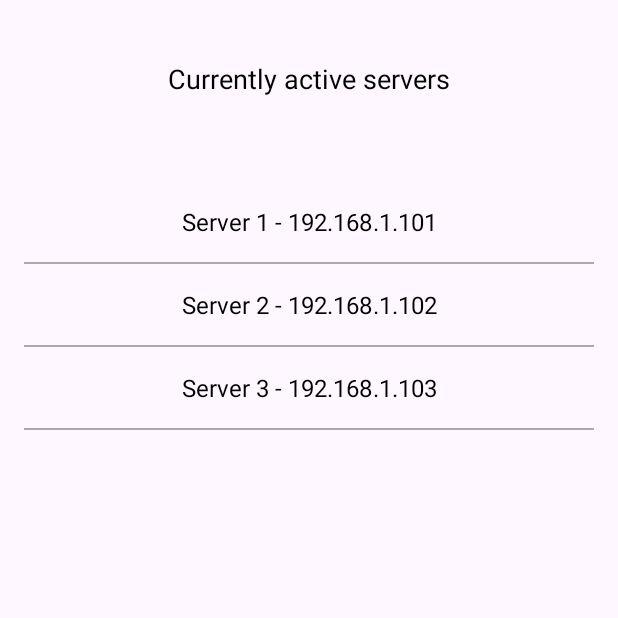
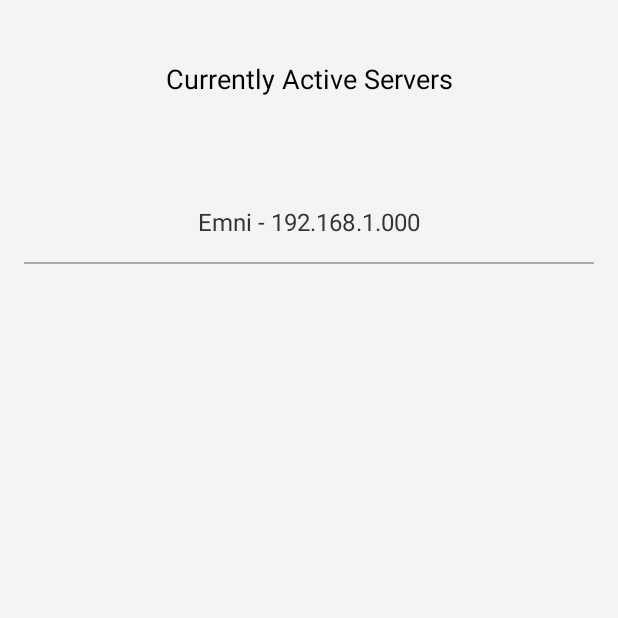
Before and after one commit to IsrakAhmed/LanCon, an Android app: the JoinServerActivity screen opened directly, with no data from a screen before it, on a phone screen of 412 x 824 dp, the top half of it. Run offline under Robolectric (Android 15) with nearby library versions, the phone set to English and light mode, and no system bars.

Commit message:
basic server discovery done - toasts are off

```diff
--- a/app/src/main/java/team/lancon/JoinServerActivity.java
+++ b/app/src/main/java/team/lancon/JoinServerActivity.java
@@ -2,6 +2,8 @@ package team.lancon;
 
 import androidx.appcompat.app.AlertDialog;
 import androidx.appcompat.app.AppCompatActivity;
+
+import android.content.Context;
 import android.content.DialogInterface;
 import android.os.Bundle;
 import android.view.View;
@@ -11,16 +13,31 @@ import android.widget.ListView;
 import android.widget.TextView;
 import android.widget.Toast;
 
+import java.io.IOException;
+import java.net.*;
+import java.util.List;
+import java.util.Map;
+import java.util.HashMap;
+import java.util.Objects;
+import java.util.Scanner;
+import java.util.concurrent.atomic.AtomicLong;
+
 import java.util.ArrayList;
+import android.os.AsyncTask;
 
 public class JoinServerActivity extends AppCompatActivity {
 
     private ListView serverListView;
-    private ArrayList<String> serverList;
+    private HashMap <String, String> serverList;
     private TextView headerTextView;
+    private static final int DISCOVERY_PORT = 8888; // The port for UDP broadcast
+    private static final int SERVER_PORT = 12345; // The port for TCP connection
+    private static String serverIp = null;
+    private static String serverName = null;
 
     @Override
     protected void onCreate(Bundle savedInstanceState) {
+
         super.onCreate(savedInstanceState);
         setContentView(R.layout.activity_joinserver);
 
@@ -28,15 +45,33 @@ public class JoinServerActivity extends AppCompatActivity {
 
         headerTextView = findViewById(R.id.headerTextView);
 
-        // Mock data for active servers
-        serverList = new ArrayList<>();
-        serverList.add("Server 1 - 192.168.1.101");
-        serverList.add("Server 2 - 192.168.1.102");
-        serverList.add("Server 3 - 192.168.1.103");
+        headerTextView.setText("Searching For Active Servers....");
 
-        ArrayAdapter<String> adapter = new ArrayAdapter<>(this, R.layout.server_list_item, serverList);
+        new DiscoverServersTask().execute();
 
-        serverListView.setAdapter(adapter);
+        // list of active servers
+        /*serverList = discoverServerIPs();
+
+        //serverList.put("192.168.1.000", "Emni");
+
+        // Create a list to hold the formatted server information
+        List<String> serverDisplayList = new ArrayList<>();
+
+        for (HashMap.Entry<String, String> entry : serverList.entrySet()) {
+            String displayText = entry.getValue() + " - " + entry.getKey();
+            serverDisplayList.add(displayText);
+        }
+
+
+        if (serverDisplayList.isEmpty()) {
+            headerTextView.setText("No Active Server Found");
+        }
+
+        else {
+            headerTextView.setText("Currently Active Servers");
+            ArrayAdapter<String> adapter = new ArrayAdapter<>(this, R.layout.server_list_item, serverDisplayList);
+            serverListView.setAdapter(adapter);
+        }
 
         serverListView.setOnItemClickListener(new AdapterView.OnItemClickListener() {
             @Override
@@ -44,18 +79,61 @@ public class JoinServerActivity extends AppCompatActivity {
                 String selectedServer = serverList.get(position);
                 showConnectDialog(selectedServer);
             }
-        });
+        });*/
+    }
+
+    private class DiscoverServersTask extends AsyncTask<Void, Void, HashMap<String, String>> {
+
+        @Override
+        protected HashMap<String, String> doInBackground(Void... voids) {
+            return discoverServerIPs();
+        }
+
+        @Override
+        protected void onPostExecute(HashMap<String, String> result) {
+
+            serverList = result;
+
+            serverList.put("192.168.1.000", "Emni");
+
+            List<String> serverDisplayList = new ArrayList<>();
+
+            for (HashMap.Entry<String, String> entry : serverList.entrySet()) {
+                String displayText = entry.getValue() + " - " + entry.getKey();
+                serverDisplayList.add(displayText);
+            }
+
+            if (serverDisplayList.isEmpty()) {
+                headerTextView.setText("No Active Server Found");
+            } else {
+                headerTextView.setText("Currently Active Servers");
+                ArrayAdapter<String> adapter = new ArrayAdapter<>(JoinServerActivity.this, R.layout.server_list_item, serverDisplayList);
+                serverListView.setAdapter(adapter);
+            }
+
+            serverListView.setOnItemClickListener(new AdapterView.OnItemClickListener() {
+                @Override
+                public void onItemClick(AdapterView<?> parent, View view, int position, long id) {
+
+                    // Get the server name from the adapter at the clicked position
+                    String selectedServer = (String) parent.getItemAtPosition(position);
+
+                    showConnectDialog(selectedServer);
+                }
+            });
+        }
     }
 
     private void showConnectDialog(final String serverInfo) {
+
         AlertDialog.Builder builder = new AlertDialog.Builder(this);
-        builder.setTitle("Connect to Server");
-        builder.setMessage("Do you want to connect to " + serverInfo + "?");
+        builder.setTitle("Connect To Server");
+        builder.setMessage("Do You Want To Connect To " + serverInfo + " ?");
 
         builder.setPositiveButton("Connect", new DialogInterface.OnClickListener() {
             @Override
             public void onClick(DialogInterface dialog, int which) {
-                Toast.makeText(JoinServerActivity.this, "Okay, connecting...", Toast.LENGTH_SHORT).show();
+                //Toast.makeText(JoinServerActivity.this, "Okay, Connecting...", Toast.LENGTH_SHORT).show();
                 // Implement connection logic here
             }
         });
@@ -70,4 +148,54 @@ public class JoinServerActivity extends AppCompatActivity {
         AlertDialog dialog = builder.create();
         dialog.show();
     }
+
+    protected HashMap<String, String> discoverServerIPs() {
+
+        HashMap <String, String> servers = new HashMap<>();
+
+        long startTime = System.currentTimeMillis();
+        long timeoutPeriod = 15000; // 30 seconds timeout period
+        long numberOfServers = 0;
+
+
+        try (DatagramSocket socket = new DatagramSocket(DISCOVERY_PORT)) {
+            socket.setSoTimeout(5000); // Timeout for receiving the broadcast
+
+            byte[] buffer = new byte[256];
+
+            DatagramPacket packet = new DatagramPacket(buffer, buffer.length);
+
+            //Toast.makeText(JoinServerActivity.this, "Listening For Server Broadcasts...", Toast.LENGTH_SHORT).show();
+
+            while (System.currentTimeMillis() - startTime < timeoutPeriod) {
+                try {
+                    socket.receive(packet); // Receive the broadcast packet
+
+                    String message = new String(packet.getData(), 0, packet.getLength()).trim();
+
+                    String[] serverInfo = message.split("@"); // Split the message into server name and IP
+
+                    String serverIP = serverInfo[0];
+                    String serverName = serverInfo[1];
+
+                    if (!servers.containsKey(serverIP)) {
+                        servers.put(serverIP, serverName);
+
+                        numberOfServers++;
+
+                        startTime = System.currentTimeMillis(); // Reset the start time on receiving a packet to prevent timeout
+                    }
+
+                } catch (IOException e) {
+                    //Toast.makeText(JoinServerActivity.this, "Something Is Wrong !!!", Toast.LENGTH_SHORT).show();
+                }
+            }
+
+        } catch (IOException e) {
+            //Toast.makeText(JoinServerActivity.this, "Failed To Receive Server Broadcast.", Toast.LENGTH_SHORT).show();
+        }
+
+        return servers;
+    }
+
 }
--- a/app/src/main/java/team/lancon/MainActivity.java
+++ b/app/src/main/java/team/lancon/MainActivity.java
@@ -27,7 +27,7 @@ public class MainActivity extends AppCompatActivity {
                 String userName = userNameEditText.getText().toString().trim();
 
                 if (userName.isEmpty()) {
-                    Toast.makeText(MainActivity.this, "Please enter a username", Toast.LENGTH_SHORT).show();
+                    Toast.makeText(MainActivity.this, "Please Enter A Username", Toast.LENGTH_SHORT).show();
                     return;
                 }
 
--- a/app/src/main/res/layout/activity_joinserver.xml
+++ b/app/src/main/res/layout/activity_joinserver.xml
@@ -4,13 +4,14 @@
     xmlns:tools="http://schemas.android.com/tools"
     android:layout_width="match_parent"
     android:layout_height="match_parent"
+    android:background="@color/background_color"
     tools:context=".JoinServerActivity">
 
     <TextView
         android:id="@+id/headerTextView"
         android:layout_width="wrap_content"
         android:layout_height="wrap_content"
-        android:text="Currently active servers"
+        android:text=""
         android:textSize="18sp"
         android:textColor="@android:color/black"
         app:layout_constraintTop_toTopOf="parent"
--- a/app/src/main/res/layout/activity_main.xml
+++ b/app/src/main/res/layout/activity_main.xml
@@ -17,6 +17,7 @@
         android:minHeight="48dp"
         android:padding="12dp"
         android:textColor="@color/text_primary"
+        android:textColorHint="@color/text_primary"
         android:textSize="16sp"
         app:layout_constraintEnd_toEndOf="parent"
         app:layout_constraintStart_toStartOf="parent"
@@ -28,7 +29,7 @@
         android:layout_height="wrap_content"
         android:text="Start"
         android:textSize="18sp"
-        android:textColor="@color/white"
+        android:textColor="@color/text_primary"
         android:background="@drawable/button_background"
         app:layout_constraintTop_toBottomOf="@+id/userNameEditText"
         app:layout_constraintStart_toStartOf="parent"
--- a/app/src/main/res/layout/activity_selection.xml
+++ b/app/src/main/res/layout/activity_selection.xml
@@ -4,6 +4,7 @@
     xmlns:tools="http://schemas.android.com/tools"
     android:layout_width="match_parent"
     android:layout_height="match_parent"
+    android:background="@color/background_color"
     tools:context=".SelectionActivity">
 
     <Button
@@ -12,6 +13,7 @@
         android:layout_height="wrap_content"
         android:text="Join Server"
         android:textSize="18sp"
+        android:textColor="@color/text_primary"
         android:layout_marginTop="280dp"
         app:layout_constraintTop_toTopOf="parent"
         app:layout_constraintStart_toStartOf="parent"
@@ -22,6 +24,7 @@
         android:layout_width="wrap_content"
         android:layout_height="wrap_content"
         android:text="Start Server"
+        android:textColor="@color/text_primary"
         android:textSize="18sp"
         android:layout_marginTop="20dp"
         app:layout_constraintTop_toBottomOf="@+id/joinServer"
--- a/app/src/main/res/layout/server_list_item.xml
+++ b/app/src/main/res/layout/server_list_item.xml
@@ -5,4 +5,4 @@
     android:padding="16dp"
     android:textAlignment="center"
     android:textSize="16sp"
-    android:textColor="@android:color/black"/>
+    android:textColor="@color/text_primary"/>
```
Also changed, not shown: app/src/main/AndroidManifest.xml (+9 -0 lines).
